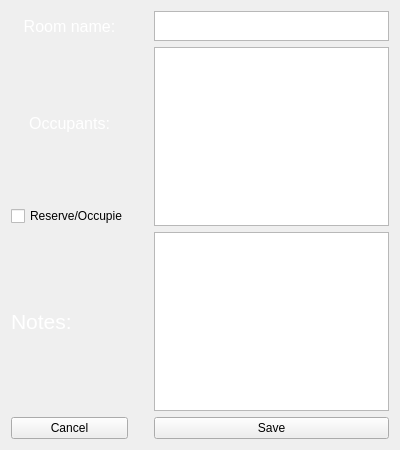
Above: Managing_System/roomwindow.ui from 1000p/Qt-C-Management-GUI-Application before the change. Below: the same form after it.
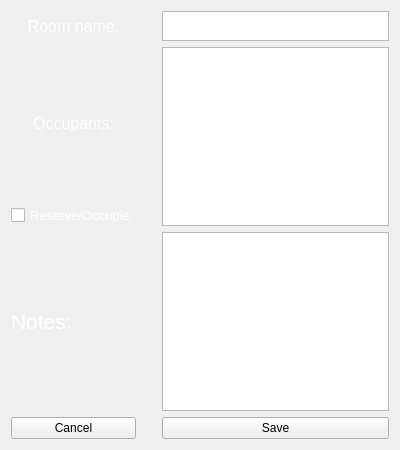
That is the form after the change.

Commit message: Room window now able to change its parent button name.

What changed in the file:
```diff
--- a/Managing_System/roomwindow.ui
+++ b/Managing_System/roomwindow.ui
@@ -262,6 +262,19 @@
      </item>
      <item>
       <widget class="QCheckBox" name="occupiedCB">
+       <property name="font">
+        <font>
+         <pointsize>10</pointsize>
+         <weight>50</weight>
+         <bold>false</bold>
+        </font>
+       </property>
+       <property name="styleSheet">
+        <string notr="true">QCheckBox
+{
+color: white;
+}</string>
+       </property>
        <property name="text">
         <string>Reserve/Occupie</string>
        </property>
```
The commit also changes 5 other files.
